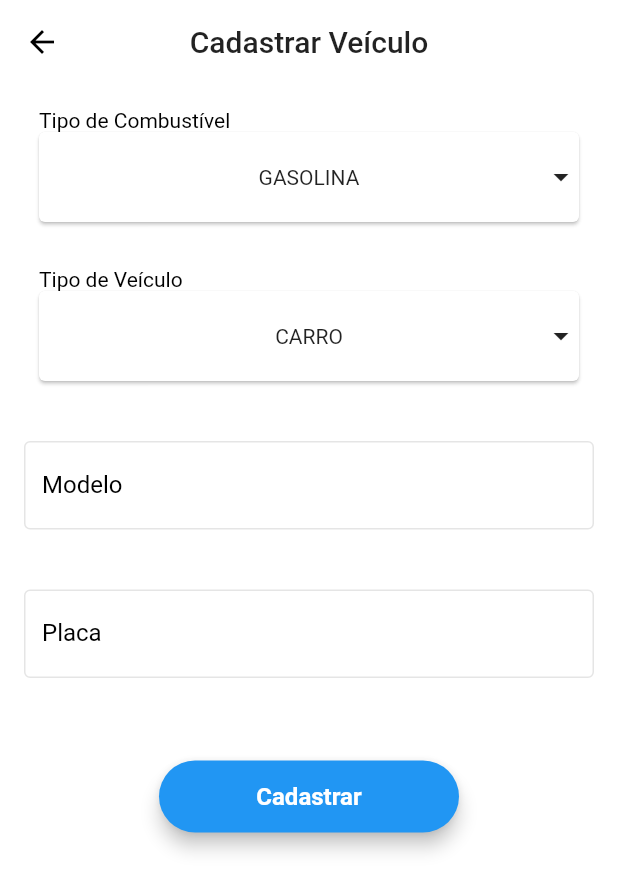
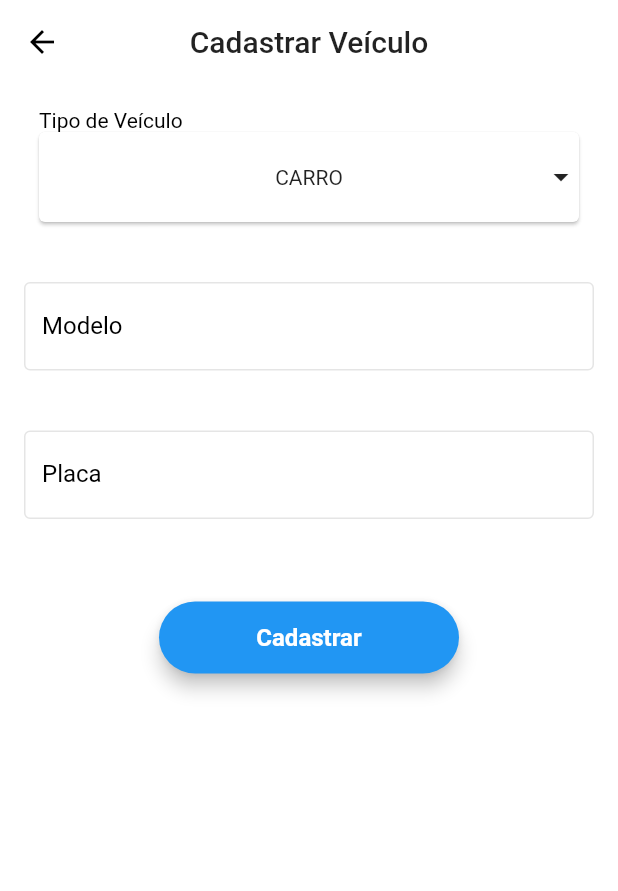
Before and after one commit to maxwellacioli/abastecelegalapp, a Flutter app: the VehicleRegisterPage screen opened directly, on a phone screen of 412 x 824 dp. Shown: the top 891 px of the screen. Run offline on Flutter 3.47's test engine with Material 2 defaults, Android fonts, the phone set to English and light mode, and no system bars; our stand-ins replace flutter_masked_text; missing offline and left inert: direct_select; accounts and stored records are empty; Roboto replaces fonts that are missing (Montserrat).

Commit message:
Removed fueltype from vehicle register form

```diff
--- a/lib/screens/vehiclescreen/components/register_vehicle_form.dart
+++ b/lib/screens/vehiclescreen/components/register_vehicle_form.dart
@@ -92,28 +92,6 @@ class _RegisterFormState extends State<RegisterForm> {
       child: Column(
         crossAxisAlignment: CrossAxisAlignment.start,
         children: <Widget>[
-          Padding(
-            padding: const EdgeInsets.only(left: 10.0),
-            child: Text(
-              "Tipo de Combustível",
-              style: TextStyle(
-                  color: Colors.black),
-            ),
-          ),
-          DirectSelect(
-              itemExtent: 35.0,
-              selectedIndex: _selectedFuelType,
-              child: MySelectionItem(
-                isForList: false,
-                title: _fuelTypes[_selectedFuelType],
-              ),
-              onSelectedItemChanged: (index) {
-                setState(() {
-                  _selectedFuelType = index;
-                });
-              },
-              items: _buildFuelType()),
-          const SizedBox(height: 30.0),
           Padding(
             padding: const EdgeInsets.only(left: 10.0),
             child: Text(
```
Also changed, not shown: pubspec.lock.
